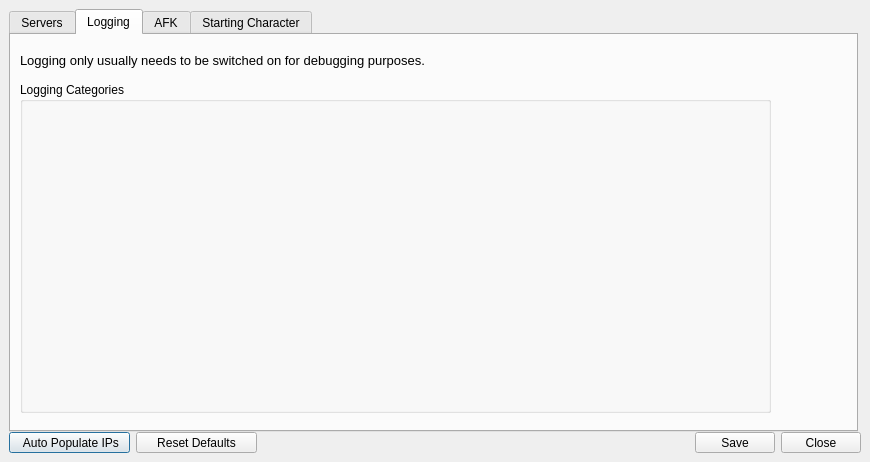
Segs/Segs, file Projects/CoX/Utilities/SEGSAdmin/SettingsDialog.ui: the form before one commit.
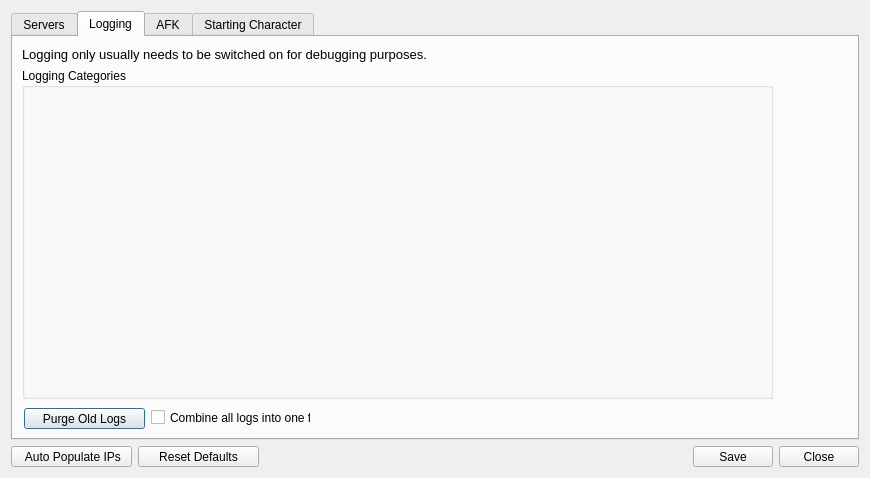
The form after the commit. The open tabs and pages were chosen to show the change. Icons and pictures are not drawn.

Patch:
```diff
--- a/Projects/CoX/Utilities/SEGSAdmin/SettingsDialog.ui
+++ b/Projects/CoX/Utilities/SEGSAdmin/SettingsDialog.ui
@@ -10,21 +10,15 @@
     <x>0</x>
     <y>0</y>
     <width>870</width>
-    <height>462</height>
+    <height>478</height>
    </rect>
   </property>
   <property name="windowTitle">
    <string>Settings</string>
   </property>
+  <layout class="QGridLayout" name="gridLayout_10">
+   <item row="0" column="0" colspan="5">
   <widget class="QTabWidget" name="tabWidget">
-   <property name="geometry">
-    <rect>
-     <x>9</x>
-     <y>9</y>
-     <width>849</width>
-     <height>423</height>
-    </rect>
-   </property>
    <property name="minimumSize">
     <size>
      <width>831</width>
@@ -844,9 +838,15 @@
     <attribute name="title">
      <string>Logging</string>
     </attribute>
-    <layout class="QGridLayout" name="gridLayout_10">
-     <item row="0" column="0">
       <widget class="QLabel" name="logging_warning_label">
+       <property name="geometry">
+        <rect>
+         <x>9</x>
+         <y>9</y>
+         <width>411</width>
+         <height>16</height>
+        </rect>
+       </property>
        <property name="minimumSize">
         <size>
          <width>411</width>
@@ -868,9 +868,15 @@
         <string>Logging only usually needs to be switched on for debugging purposes. </string>
        </property>
       </widget>
-     </item>
-     <item row="1" column="0">
       <widget class="QGroupBox" name="logging_cats">
+       <property name="geometry">
+        <rect>
+         <x>9</x>
+         <y>31</y>
+         <width>751</width>
+         <height>331</height>
+        </rect>
+       </property>
        <property name="minimumSize">
         <size>
          <width>751</width>
@@ -887,21 +893,47 @@
         <string>Logging Categories</string>
        </property>
       </widget>
-     </item>
-     <item row="1" column="1">
-      <spacer name="horizontalSpacer_4">
-       <property name="orientation">
-        <enum>Qt::Horizontal</enum>
+      <widget class="QPushButton" name="purge_logs">
+       <property name="geometry">
+        <rect>
+         <x>11</x>
+         <y>371</y>
+         <width>121</width>
+         <height>21</height>
+        </rect>
        </property>
-       <property name="sizeHint" stdset="0">
+       <property name="minimumSize">
         <size>
-         <width>67</width>
-         <height>20</height>
+         <width>121</width>
+         <height>21</height>
         </size>
        </property>
-      </spacer>
-     </item>
-    </layout>
+       <property name="maximumSize">
+        <size>
+         <width>150</width>
+         <height>50</height>
+        </size>
+       </property>
+       <property name="text">
+        <string>Purge Old Logs</string>
+       </property>
+       <property name="flat">
+        <bool>false</bool>
+       </property>
+      </widget>
+      <widget class="QCheckBox" name="combine_logs">
+       <property name="geometry">
+        <rect>
+         <x>138</x>
+         <y>371</y>
+         <width>160</width>
+         <height>19</height>
+        </rect>
+       </property>
+       <property name="text">
+        <string>Combine all logs into one file</string>
+       </property>
+      </widget>
    </widget>
    <widget class="QWidget" name="tab_afk">
     <attribute name="title">
@@ -1381,15 +1413,9 @@
     </layout>
    </widget>
   </widget>
+   </item>
+   <item row="1" column="0">
   <widget class="QPushButton" name="ip_auto_populate">
-   <property name="geometry">
-    <rect>
-     <x>9</x>
-     <y>432</y>
-     <width>121</width>
-     <height>21</height>
-    </rect>
-   </property>
    <property name="minimumSize">
     <size>
      <width>121</width>
@@ -1413,15 +1439,9 @@
     <bool>false</bool>
    </property>
   </widget>
+   </item>
+   <item row="1" column="1">
   <widget class="QPushButton" name="reset_defaults">
-   <property name="geometry">
-    <rect>
-     <x>136</x>
-     <y>432</y>
-     <width>121</width>
-     <height>21</height>
-    </rect>
-   </property>
    <property name="minimumSize">
     <size>
      <width>121</width>
@@ -1441,15 +1461,22 @@
     <bool>false</bool>
    </property>
   </widget>
+   </item>
+   <item row="1" column="2">
+    <spacer name="horizontalSpacer_5">
+     <property name="orientation">
+      <enum>Qt::Horizontal</enum>
+     </property>
+     <property name="sizeHint" stdset="0">
+      <size>
+       <width>423</width>
+       <height>20</height>
+      </size>
+     </property>
+    </spacer>
+   </item>
+   <item row="1" column="3">
   <widget class="QPushButton" name="settings_save_button">
-   <property name="geometry">
-    <rect>
-     <x>695</x>
-     <y>432</y>
-     <width>80</width>
-     <height>21</height>
-    </rect>
-   </property>
    <property name="minimumSize">
     <size>
      <width>80</width>
@@ -1466,15 +1493,9 @@
     <string>Save</string>
    </property>
   </widget>
+   </item>
+   <item row="1" column="4">
   <widget class="QDialogButtonBox" name="buttonBox">
-   <property name="geometry">
-    <rect>
-     <x>781</x>
-     <y>432</y>
-     <width>80</width>
-     <height>21</height>
-    </rect>
-   </property>
    <property name="sizePolicy">
     <sizepolicy hsizetype="Minimum" vsizetype="Fixed">
      <horstretch>0</horstretch>
@@ -1500,6 +1521,8 @@
     <set>QDialogButtonBox::Close</set>
    </property>
   </widget>
+   </item>
+  </layout>
  </widget>
  <resources>
   <include location="resources.qrc"/>
```
Left out of the diff: 302 changed lines with no effect on the pictures. Lines whose indentation alone changed are shown as unchanged.
